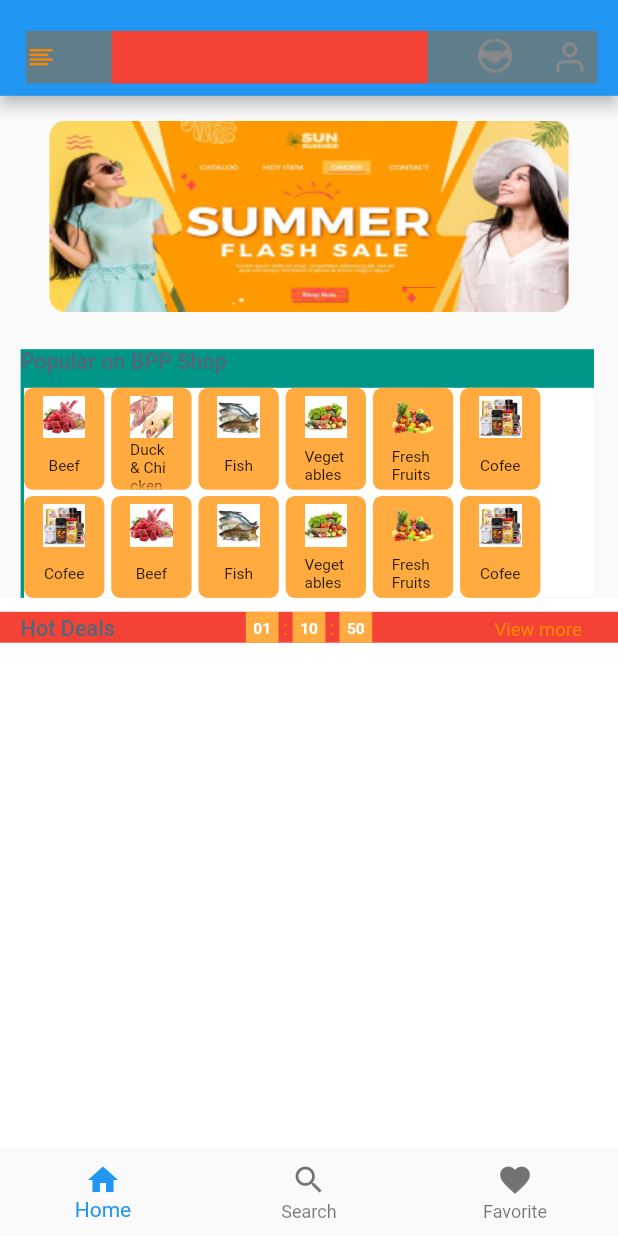
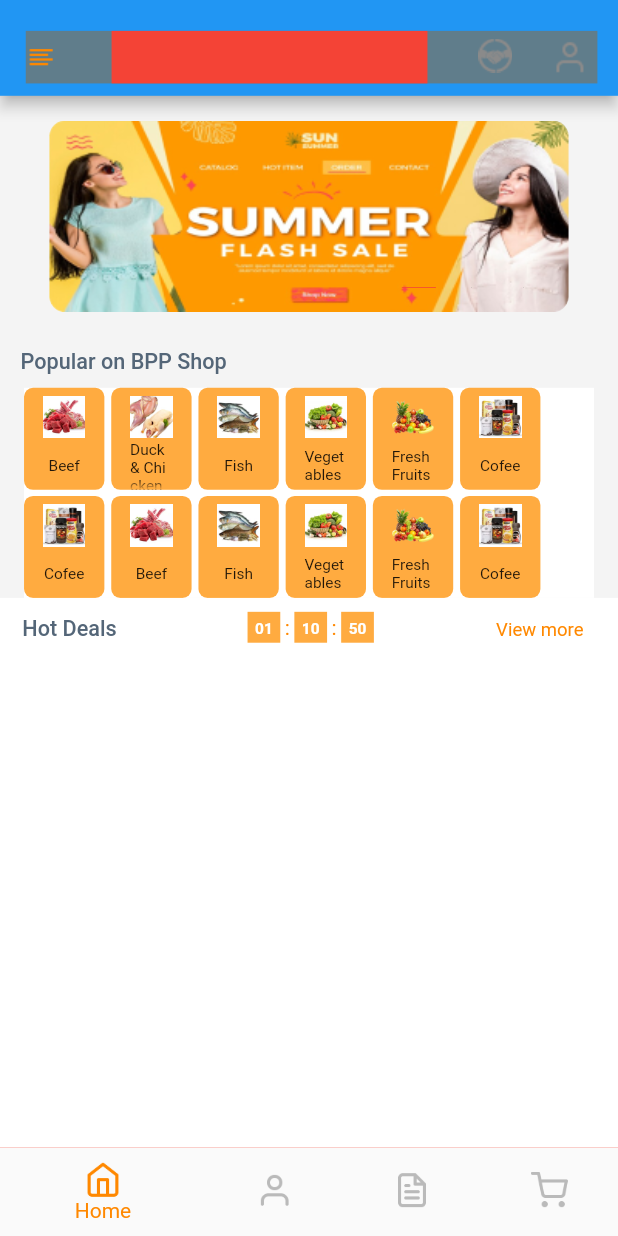
Before and after one commit to asif-excelitai/bpp_seller_ui, a Flutter app: the screen it shows after launch, on a phone screen of 412 x 824 dp. Run offline on Flutter 3.47's test engine with Material 2 defaults, Android fonts, the phone set to English and light mode, and no system bars; drawn by our look-alikes of carousel_slider, dots_indicator; our stand-ins replace flutter_screenutil, slide_countdown.

Commit message:
need to work with bottom appBar

```diff
--- a/lib/Model/popular_products_model_image.dart
+++ b/lib/Model/popular_products_model_image.dart
@@ -21,11 +21,11 @@ PopularItem(imageId:1,image:"assets/icon/popularitem/Beef.png",name:"Beef"),
 
 ];
 
-final List<PopularItem> popularItemlist2=[
-  // PopularItem(imageId:1,image:"assets/icon/popularitem/Coffee.png",name:"Cofee"),
-  // PopularItem(imageId:2,image:"assets/icon/popularitem/Beef.png",name:"Beef"),
-  // PopularItem(imageId:3,image:"assets/icon/popularitem/Fish.png",name:"Fish"),
-  // PopularItem(imageId:4,image:"assets/icon/popularitem/Vegetables.png",name:"Vegetables"),
-  // PopularItem(imageId:5,image:"assets/icon/popularitem/Fresh Fruits.png",name:"Fresh Fruits"),
-  // PopularItem(imageId:6,image:"assets/icon/popularitem/Coffee.png",name:"Cofee"),
-];
+// final List<PopularItem> popularItemlist2=[
+//   // PopularItem(imageId:1,image:"assets/icon/popularitem/Coffee.png",name:"Cofee"),
+//   // PopularItem(imageId:2,image:"assets/icon/popularitem/Beef.png",name:"Beef"),
+//   // PopularItem(imageId:3,image:"assets/icon/popularitem/Fish.png",name:"Fish"),
+//   // PopularItem(imageId:4,image:"assets/icon/popularitem/Vegetables.png",name:"Vegetables"),
+//   // PopularItem(imageId:5,image:"assets/icon/popularitem/Fresh Fruits.png",name:"Fresh Fruits"),
+//   // PopularItem(imageId:6,image:"assets/icon/popularitem/Coffee.png",name:"Cofee"),
+// ];
--- a/lib/pages/screens/Home_Screen/homescreen.dart
+++ b/lib/pages/screens/Home_Screen/homescreen.dart
@@ -26,6 +26,7 @@ class _HomepageState extends State<Homepage> {
     ));
     return Scaffold(
       key: _scaffoldKey,
+      backgroundColor:Color(0xFFF4F4F4),
       appBar: AppBar(
         toolbarHeight: 62.h,
         actions: [
@@ -44,50 +45,6 @@ class _HomepageState extends State<Homepage> {
                   Column(
                     children: [
                       PopularOnBppShop(),
-                      // Container(
-                      //   // margin: EdgeInsets.only(top: 0.h),
-                      //   height: 383.h,
-                      //   width: 360.w,
-                      //   // color: Color(0xFFFFFFFF),
-                      //   color: Colors.red,
-                      //   child: Padding(
-                      //     padding:  EdgeInsets.only(top: 9.0.h),
-                      //     child: Column(
-                      //       crossAxisAlignment: CrossAxisAlignment.start,
-                      //       children: [
-                      //               Container(
-                      //                 height: 20.h,
-                      //                 child: Row(
-                      //                   children: [
-                      //                     Container(
-                      //                       margin: EdgeInsets.only(top: 3.h),
-                      //                       child: Text("Hot Deals",style: TextStyle(
-                      //                         color:Color(0xFF546678),
-                      //                         fontSize: 14.sp,
-                      //                         fontWeight: FontWeight.w500,
-                      //                       )),
-                      //                     ),
-                      //                     const TimerCountDown(),
-                      //                     Padding(
-                      //                       padding: EdgeInsets.only(left:63.h,top: 5.h ),
-                      //                       child: Container(
-                      //                         height: 15.h,
-                      //                         width: 60.w,
-                      //                         child: Text("View more",style: TextStyle(
-                      //                           color: Color(0xFFFF8800),
-                      //                           fontWeight: FontWeight.w400,
-                      //                           fontSize: 12.sp
-                      //
-                      //                         ),),
-                      //                       ),
-                      //                     ),
-                      //                   ],
-                      //                 ),
-                      //               )
-                      //       ],
-                      //     ),
-                      //   ),
-                      // )
                     ],
                   )
                 ],
--- a/lib/pages/screens/Home_Screen/widgets/Sub_category/popularOnbppShop.dart
+++ b/lib/pages/screens/Home_Screen/widgets/Sub_category/popularOnbppShop.dart
@@ -15,7 +15,8 @@ class PopularOnBppShop extends StatelessWidget {
       height: 161.h,
       width: 334.w,
       margin:EdgeInsets.only(top: 24.h,right: 2.w,),
-      color: Colors.teal,
+      // color: Colors.teal,
+      color: Color(0xFFF4F4F4),
       child: Column(
         mainAxisAlignment: MainAxisAlignment.start,
         crossAxisAlignment: CrossAxisAlignment.start,
--- a/lib/pages/screens/Home_Screen/widgets/bottom_nav_bar.dart
+++ b/lib/pages/screens/Home_Screen/widgets/bottom_nav_bar.dart
@@ -1,32 +1,38 @@
 import 'package:flutter/cupertino.dart';
 import 'package:flutter/material.dart';
+import 'package:flutter_screenutil/flutter_screenutil.dart';
 
 Widget customHeightNavBar() {
   return Container(
     height: 58.99997,
+    width: 360.w,
     // width: double.infinity,
     decoration: BoxDecoration(
-      color: Colors.transparent,
+      color: Colors.red,
       boxShadow: [BoxShadow(color: Colors.transparent)],
     ),
     child: BottomNavigationBar(
       // onTap: (){},
-      // elevation: 0,
-      // currentIndex: _selectedIndex,
+      elevation: 0,
       backgroundColor: Colors.transparent,
-      elevation: 0,
-      items: const <BottomNavigationBarItem>[
+      selectedItemColor: Color(0xffFF8800),
+      items:  <BottomNavigationBarItem>[
         BottomNavigationBarItem(
-          icon: Icon(Icons.home),
+          icon: Image.asset("assets/icon/bottom_nav_bar/home.png",height: 24.h,width: 24.w,),
           label: 'Home',
         ),
         BottomNavigationBarItem(
-          icon: Icon(Icons.search),
-          label: 'Search',
+          icon: Image.asset("assets/icon/bottom_nav_bar/profile.png",height: 24.h,width: 24.w,),
+          label: 'Profile',
         ),
         BottomNavigationBarItem(
-          icon: Icon(Icons.favorite),
-          label: 'Favorite',
+          icon: Image.asset("assets/icon/bottom_nav_bar/Orderlist.png",height: 24.h,width: 24.w,),
+          label: 'Order List',
+
+        ),
+        BottomNavigationBarItem(
+          icon: Image.asset("assets/icon/bottom_nav_bar/Cart.png",height: 24.h,width: 24.w,),
+          label: 'Cart',
 
         ),
       ],
--- a/lib/pages/screens/Home_Screen/widgets/hot_deals_feather.dart
+++ b/lib/pages/screens/Home_Screen/widgets/hot_deals_feather.dart
@@ -23,13 +23,13 @@ class HotdealsFeathers extends StatelessWidget {
             Container(
               height: 20.h,
               margin: EdgeInsets.only(),
-              color: Colors.red,
+              // color: Colors.red,
               child: Row(
                 children: [
                   Container(
                     height: 17.h,
                     width: 66.w,
-                    margin: EdgeInsets.only(top: 3.h,left: 12.w),
+                    margin: EdgeInsets.only(top: 3.h,left: 13.w),
                     child: Text("Hot Deals",style: TextStyle(
                       color:Color(0xFF546678),
                       fontSize: 14.sp,
@@ -38,7 +38,7 @@ class HotdealsFeathers extends StatelessWidget {
                   ),
                   const TimerCountDown(),
                   Padding(
-                    padding: EdgeInsets.only(left:63.w,top: 5.h ),
+                    padding: EdgeInsets.only(top: 5.h ),
                     child: Container(
                       height: 15.h,
                       width: 60.w,
--- a/lib/pages/screens/Home_Screen/widgets/timer_countdown.dart
+++ b/lib/pages/screens/Home_Screen/widgets/timer_countdown.dart
@@ -11,7 +11,7 @@ class TimerCountDown extends StatelessWidget {
   Widget build(BuildContext context) {
     return Container(
       // color: Colors.black12,
-      margin: EdgeInsets.only(left: 57.w),
+      margin: EdgeInsets.only(left: 57.w,right: 63.w),
       width: 90.w,
       height: 20.h,
       child: SlideCountdownSeparated(
--- a/pubspec.yaml
+++ b/pubspec.yaml
@@ -54,6 +54,7 @@ flutter:
     - assets/fonts/
     - assets/images/homepahe_carosul/
     - assets/icon/popularitem/
+    - assets/icon/bottom_nav_bar/
 
   fonts:
     - family: Inter
```
Also changed, not shown: assets/icon/bottom_nav_bar/Cart.png (added), assets/icon/bottom_nav_bar/Orderlist.png (added), assets/icon/bottom_nav_bar/home.png (added), assets/icon/bottom_nav_bar/profile.png (added).
